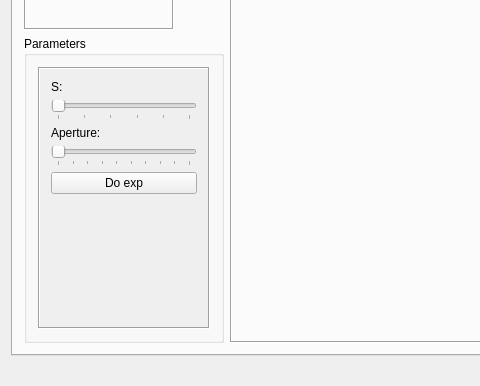
The window that BioidentificationSystem/bioidentificationsystem.ui (dzendmitry/palm-detector) describes before a commit, drawn with Qt 5; both pictures show x 0 to 480 and y 185 to 571 of the 658 by 571 pixel window.
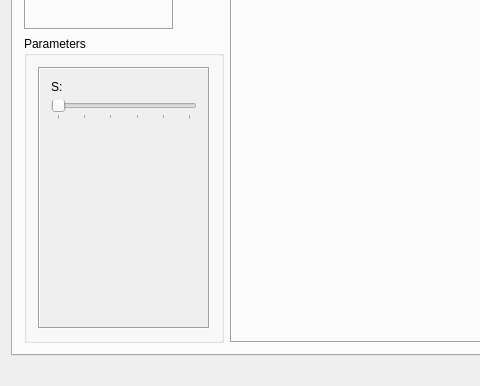
The same window after the commit. The open tabs and pages were chosen to show the change. Icons and pictures are not drawn.

```diff
--- a/BioidentificationSystem/bioidentificationsystem.ui
+++ b/BioidentificationSystem/bioidentificationsystem.ui
@@ -619,75 +619,6 @@
                  </item>
                 </layout>
                </item>
-               <item>
-                <layout class="QVBoxLayout" name="verticalLayout_17">
-                 <item>
-                  <layout class="QHBoxLayout" name="horizontalLayout_16">
-                   <item>
-                    <widget class="QLabel" name="labelAperture">
-                     <property name="sizePolicy">
-                      <sizepolicy hsizetype="Fixed" vsizetype="Preferred">
-                       <horstretch>0</horstretch>
-                       <verstretch>0</verstretch>
-                      </sizepolicy>
-                     </property>
-                     <property name="minimumSize">
-                      <size>
-                       <width>15</width>
-                       <height>0</height>
-                      </size>
-                     </property>
-                     <property name="text">
-                      <string>Aperture:</string>
-                     </property>
-                    </widget>
-                   </item>
-                   <item>
-                    <widget class="QLabel" name="labelApertureValue">
-                     <property name="text">
-                      <string/>
-                     </property>
-                    </widget>
-                   </item>
-                  </layout>
-                 </item>
-                 <item>
-                  <widget class="QSlider" name="horizontalSliderAperture">
-                   <property name="enabled">
-                    <bool>true</bool>
-                   </property>
-                   <property name="minimum">
-                    <number>5</number>
-                   </property>
-                   <property name="maximum">
-                    <number>50</number>
-                   </property>
-                   <property name="pageStep">
-                    <number>5</number>
-                   </property>
-                   <property name="value">
-                    <number>5</number>
-                   </property>
-                   <property name="orientation">
-                    <enum>Qt::Horizontal</enum>
-                   </property>
-                   <property name="tickPosition">
-                    <enum>QSlider::TicksBelow</enum>
-                   </property>
-                   <property name="tickInterval">
-                    <number>5</number>
-                   </property>
-                  </widget>
-                 </item>
-                </layout>
-               </item>
-               <item>
-                <widget class="QPushButton" name="pushButtonMakeExp">
-                 <property name="text">
-                  <string>Do exp</string>
-                 </property>
-                </widget>
-               </item>
                <item>
                 <spacer name="verticalSpacer_2">
                  <property name="orientation">
```
Left out of the diff: 74 changed lines with no effect on the pictures.
